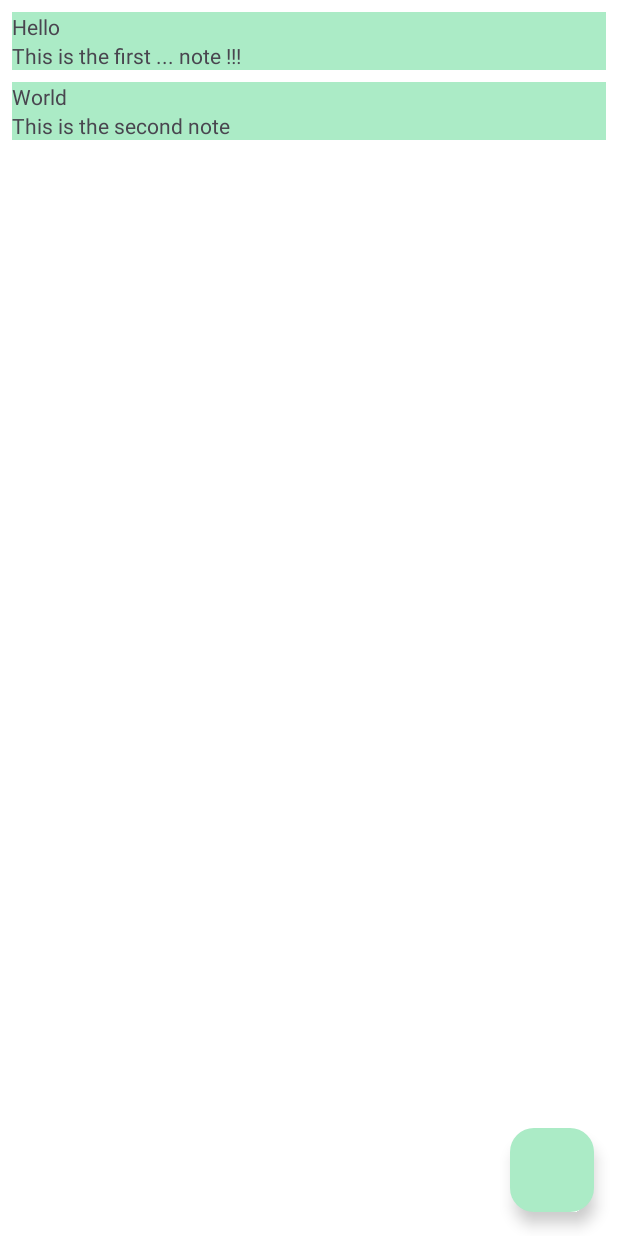
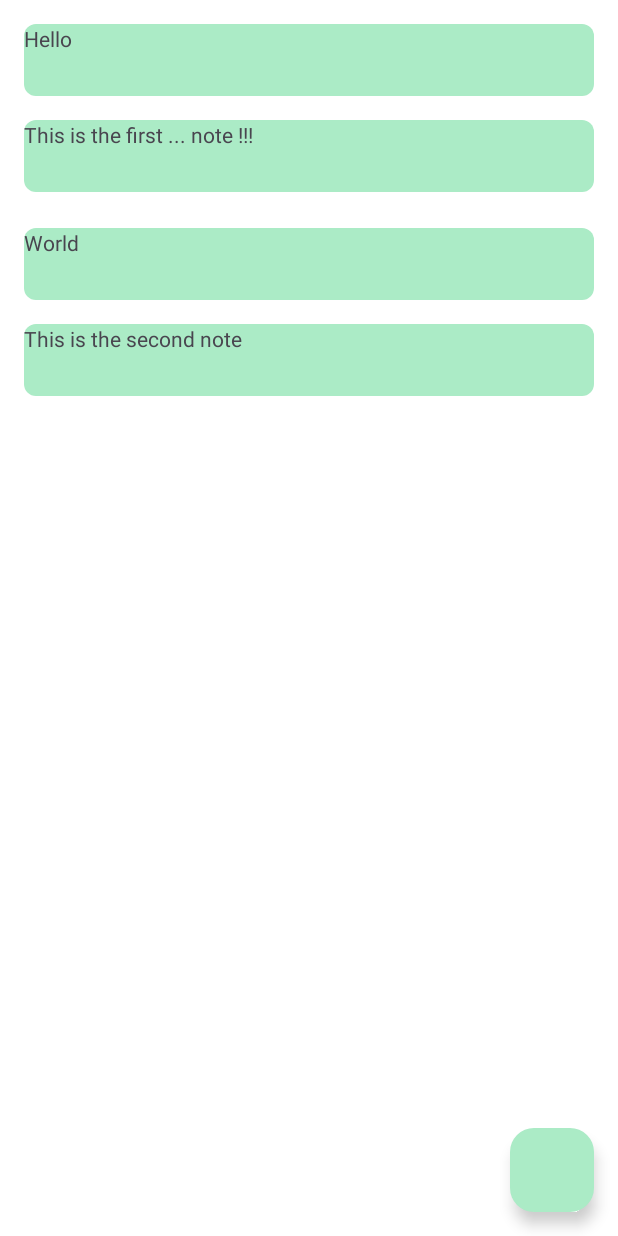
Before and after one commit to giacomib/BrainBoxV2, an Android app: the MainActivity screen opened directly, with no data from a screen before it, on a phone screen of 412 x 824 dp. Run offline under Robolectric (Android 15) with nearby library versions, the phone set to English and light mode, and no system bars; our stand-ins replace Room's generated code.

Commit message:
update
just frontend

```diff
--- /dev/null
+++ b/app/src/main/res/drawable/text_view_background.xml
@@ -0,0 +1,9 @@
+<?xml version="1.0" encoding="utf-8"?>
+<selector xmlns:android="http://schemas.android.com/apk/res/android">
+    <item>
+        <shape android:shape="rectangle">
+            <solid android:color="@color/lightGreen"/>
+            <corners android:radius="8dp"/>
+        </shape>
+    </item>
+</selector>
--- a/app/src/main/res/layout/recyclerview_item.xml
+++ b/app/src/main/res/layout/recyclerview_item.xml
@@ -8,13 +8,15 @@
     <TextView
         android:id="@+id/textViewTitle"
         android:layout_width="match_parent"
-        android:layout_height="wrap_content"
-        android:background="@color/lightGreen" />
+        android:layout_height="48dp"
+        android:layout_margin="@dimen/small_padding"
+        android:background="@drawable/text_view_background" />
 
     <TextView
         android:id="@+id/textViewText"
         android:layout_width="match_parent"
-        android:layout_height="wrap_content"
-        android:background="@color/lightGreen" />
+        android:layout_height="48dp"
+        android:layout_margin="@dimen/small_padding"
+        android:background="@drawable/text_view_background" />
 
 </LinearLayout>
--- a/app/src/main/res/values/strings.xml
+++ b/app/src/main/res/values/strings.xml
@@ -6,7 +6,7 @@
     <string name="don_t_have_an_account_click_here_to_register_now">Don\'t have an account? \nclick here to register now</string>
     <string name="add_note">Add note</string>
     <string name="hint_note_title">Title</string>
-    <string name="hint_note_text">My wonderful first note...</string>
+    <string name="hint_note_text">My wonderful first note…</string>
     <string name="button_save">Save</string>
     <string name="empty_not_saved">Note not saved because it is empty.</string>
     <string name="hint_email">your email</string>
```
Also changed, not shown: app/src/main/res/layout/activity_new_note.xml (+6 -3 lines).
